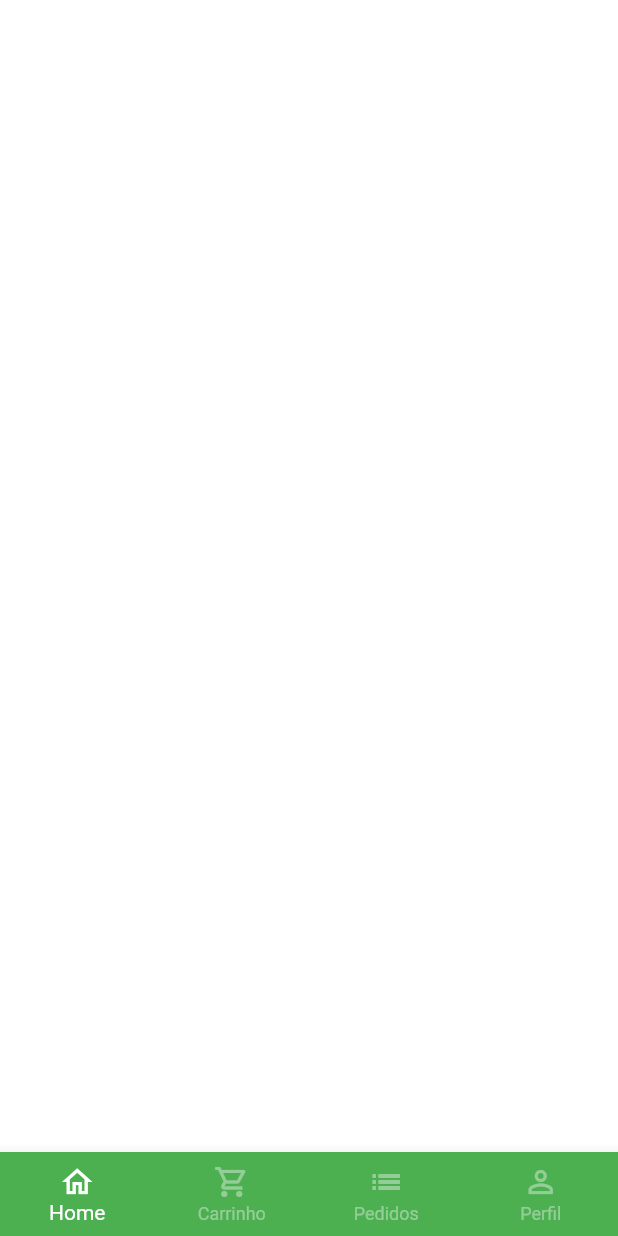
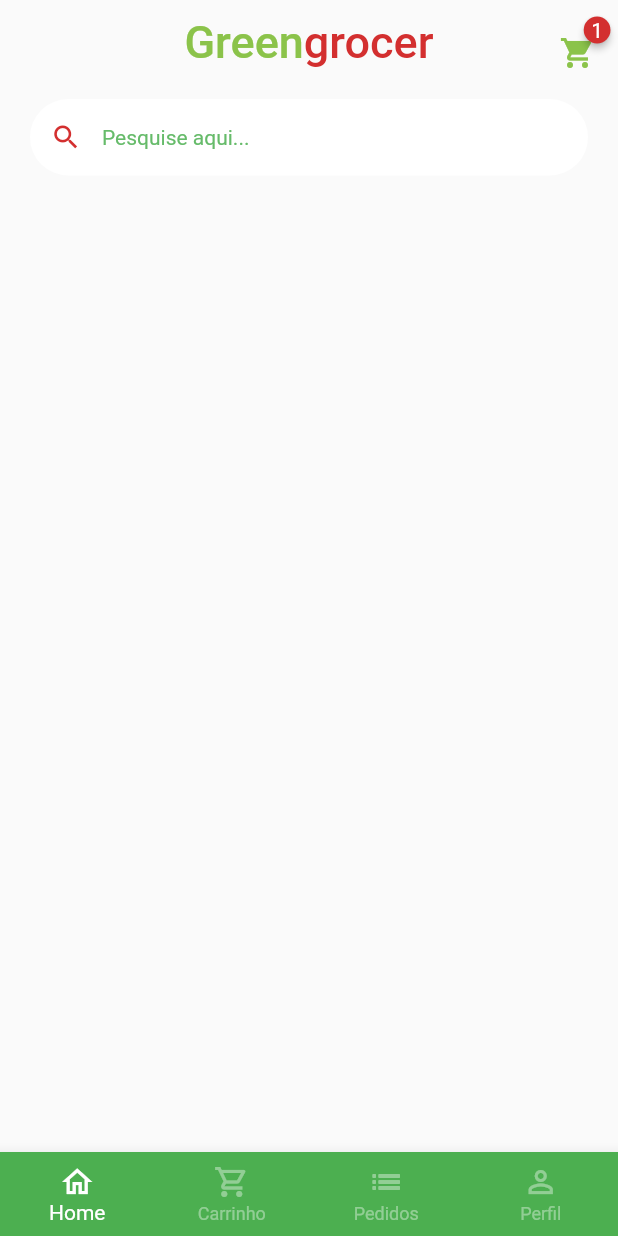
Before and after one commit to RafaelSousaLima/greengrocer, a Flutter app: the screen it shows after launch, after a tap on "Entrar", on a phone screen of 412 x 824 dp. Run offline on Flutter 3.47's test engine with Material 2 defaults, Android fonts, the phone set to English and light mode, and no system bars; drawn by our look-alikes of badges; our stand-ins replace animated_text_kit, mask_text_input_formatter; missing offline and left inert: dart:ffi.

Commit message:
Código fonte perdido com a formatação

```diff
--- a/lib/main.dart
+++ b/lib/main.dart
@@ -11,6 +11,7 @@ class MyApp extends StatelessWidget {
   @override
   Widget build(BuildContext context) {
     return MaterialApp(
+      debugShowCheckedModeBanner: false,
       title: 'Flutter Demo',
       theme: ThemeData(
         primarySwatch: Colors.green,
--- a/lib/src/base/base_screen.dart
+++ b/lib/src/base/base_screen.dart
@@ -1,4 +1,5 @@
 import 'package:flutter/material.dart';
+import 'package:greengrocer/src/home/home_tab.dart';
 
 class BaseScreen extends StatefulWidget {
   BaseScreen({Key? key}) : super(key: key);
@@ -18,7 +19,7 @@ class _BaseScreenState extends State<BaseScreen> {
         controller: pageController,
         physics: const NeverScrollableScrollPhysics(),
         children: [
-          Container(color: Colors.white),
+          HomeTab(),
           Container(color: Colors.blue),
           Container(color: Colors.red),
           Container(color: Colors.yellow),
--- /dev/null
+++ b/lib/src/home/home_tab.dart
@@ -0,0 +1,76 @@
+import 'package:badges/badges.dart';
+import 'package:flutter/material.dart';
+import 'package:greengrocer/src/config/custom_colors.dart';
+
+class HomeTab extends StatelessWidget {
+  const HomeTab({Key? key}) : super(key: key);
+
+  @override
+  Widget build(BuildContext context) {
+    return Scaffold(
+      appBar: AppBar(
+        backgroundColor: Colors.transparent,
+        elevation: 0,
+        centerTitle: true,
+        title: Text.rich(TextSpan(style: TextStyle(fontSize: 30), children: [
+          TextSpan(
+              text: 'Green',
+              style: TextStyle(color: CustomColors.customSwatchColor)),
+          TextSpan(
+              text: 'grocer',
+              style: TextStyle(color: CustomColors.customContractColor))
+        ])),
+        actions: [
+          Padding(
+            padding: const EdgeInsets.only(top: 15, right: 15),
+            child: GestureDetector(
+              onTap: () {},
+              child: Badge(
+                badgeColor: CustomColors.customContractColor,
+                badgeContent: const Text(
+                  '1',
+                  style: TextStyle(color: Colors.white, fontSize: 14),
+                ),
+                child: Icon(
+                  Icons.shopping_cart,
+                  color: CustomColors.customSwatchColor,
+                ),
+              ),
+            ),
+          )
+        ],
+      ),
+      body: Column(children: [
+        // Campo pesquisa e carrinho de compras
+        Padding(
+          padding: const EdgeInsets.symmetric(horizontal: 20, vertical: 10),
+          child: TextFormField(
+            decoration: InputDecoration(
+              filled: true,
+              fillColor: Colors.white,
+              isDense: true,
+              hintText: 'Pesquise aqui...',
+              hintStyle: TextStyle(
+                color: Colors.green.shade400,
+                fontSize: 14,
+              ),
+              prefixIcon: Icon(
+                Icons.search,
+                color: CustomColors.customContractColor,
+                size: 21,
+              ),
+              border: OutlineInputBorder(
+                borderRadius: BorderRadius.circular(60),
+                borderSide: const BorderSide(
+                  width: 0,
+                  style: BorderStyle.none,
+                ),
+              ),
+            ),
+          ),
+        ),
+
+      ]),
+    );
+  }
+}
--- a/pubspec.yaml
+++ b/pubspec.yaml
@@ -36,6 +36,7 @@ dependencies:
   cupertino_icons: ^1.0.2
   animated_text_kit:
   mask_text_input_formatter:
+  badges:
 dev_dependencies:
   flutter_test:
     sdk: flutter
```
Also changed, not shown: 1 other file.
